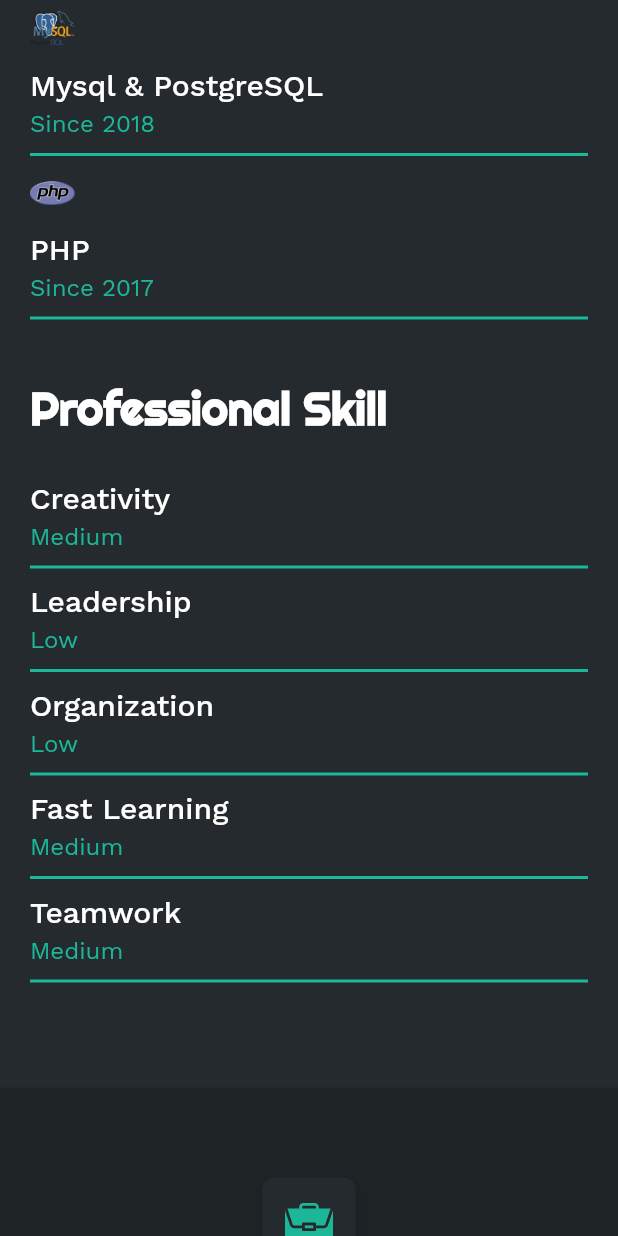
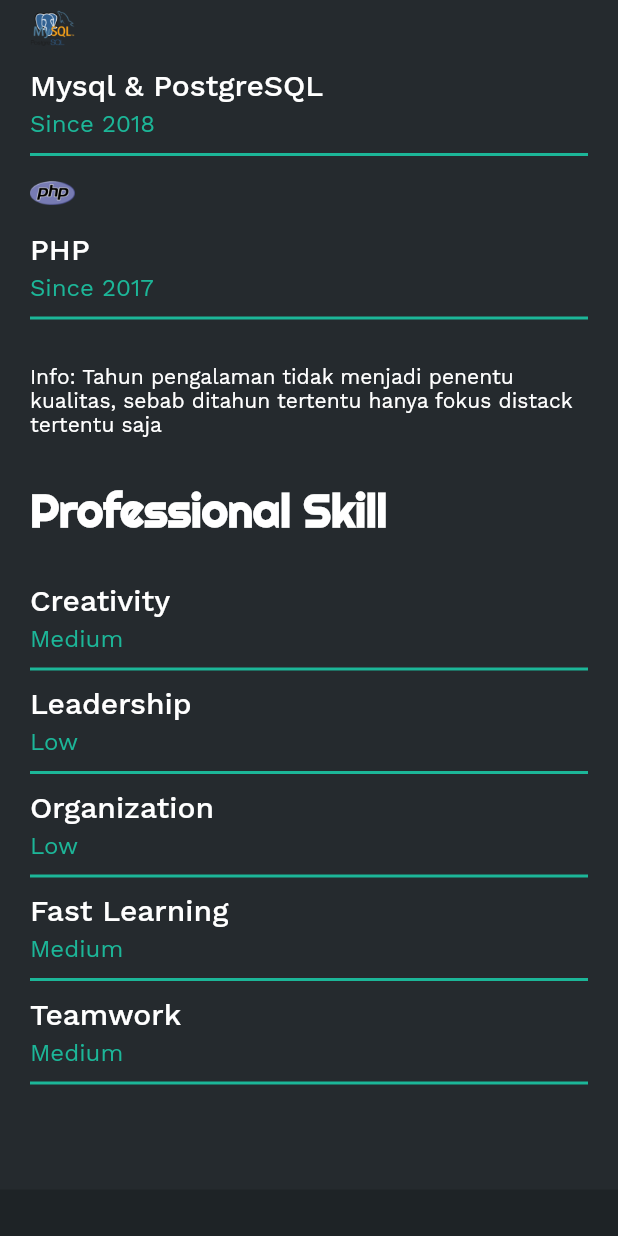
Before and after one commit to yusriltakeuchi/leeyurani, a Flutter app: the screen it shows after launch, scrolled down 2304 dp, on a phone screen of 412 x 824 dp. Run offline on Flutter 3.47's test engine with Material 2 defaults, Android fonts, the phone set to English and light mode, and no system bars; our stand-ins replace websafe_svg.

Commit message:
Feat(Skills): Add notes informations

```diff
--- a/lib/ui/screens/home/sections/home_skills_sections.dart
+++ b/lib/ui/screens/home/sections/home_skills_sections.dart
@@ -85,7 +85,7 @@
                   title: "Skills",
                 ),
                 const SizedBox(height: 20),
-                _skillWidget()
+                _skillWidget(),
               ],
             ),
           )
@@ -186,6 +186,14 @@
             final _skill = _techSkill[index];
             return SkillItem(skill: _skill);
           },
+        ),
+        const SizedBox(height: 20),
+        Text(
+          "Info: Tahun pengalaman tidak menjadi penentu kualitas, sebab ditahun tertentu hanya fokus distack tertentu saja",
+          style: styleSubtitle.copyWith(
+            fontSize: 14,
+            color: Colors.white
+          )
         )
       ],
     );
```
